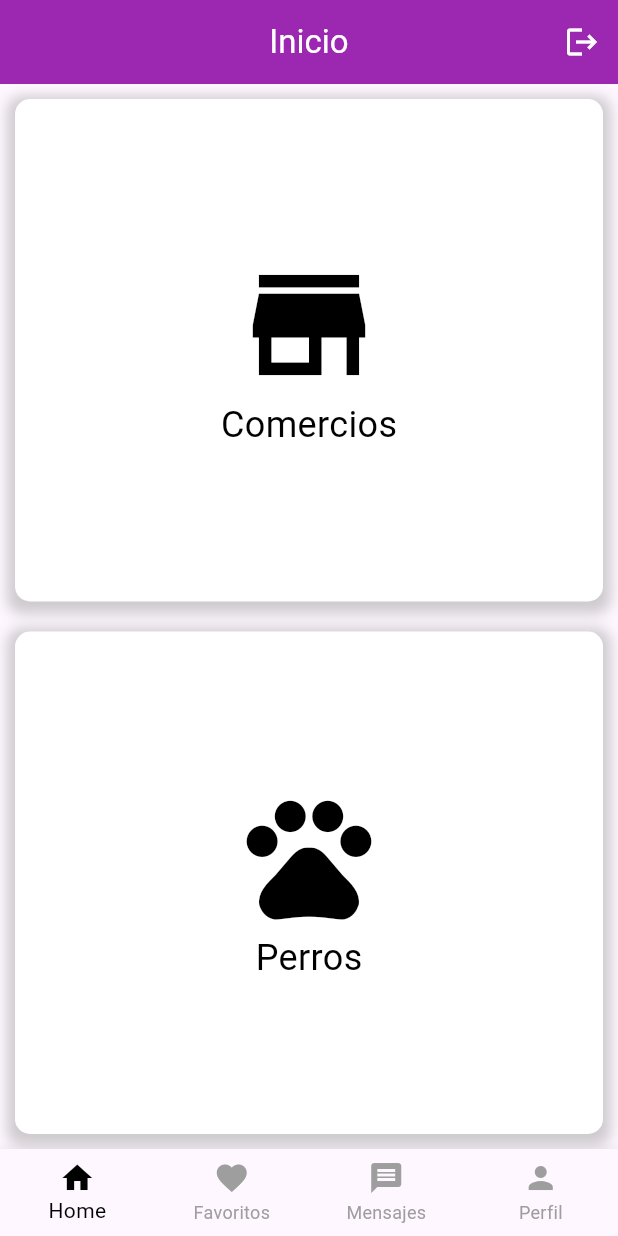
After one commit to GuilleTF/Dogland, a Flutter app: the HomeScreen screen opened directly, after a tap on "Comercios", after a tap on the "arrow back" icon, on a phone screen of 412 x 824 dp. The commit adds this screen. Run offline on Flutter 3.47's test engine with Material 3 defaults, Android fonts, the phone set to English and light mode, and no system bars; our stand-ins replace cloud_firestore, firebase_auth, firebase_core, firebase_storage, flutter_form_builder, flutter_image_compress and 5 more; accounts and stored records are empty; network calls fail.

Commit message:
modularizacion de home_screen

```diff
--- /dev/null
+++ b/lib/widgets/comercios_stack.dart
@@ -0,0 +1,44 @@
+// widgets/comercios_stack.dart
+
+import 'package:flutter/material.dart';
+import 'package:google_maps_flutter/google_maps_flutter.dart';
+import '../screens/comercios/comercios_screen.dart';
+import '../screens/comercios/comercio_screen.dart';
+
+class ComerciosStack extends StatelessWidget {
+  final int comerciosIndex;
+  final Map<String, dynamic>? selectedComercioData;
+  final ValueChanged<Map<String, dynamic>> onComercioSelected;
+  final VoidCallback onBackPressed;
+
+  ComerciosStack({
+    required this.comerciosIndex,
+    required this.selectedComercioData,
+    required this.onComercioSelected,
+    required this.onBackPressed,
+  });
+
+  @override
+  Widget build(BuildContext context) {
+    return IndexedStack(
+      index: comerciosIndex,
+      children: [
+        ComerciosScreen(onComercioSelected: onComercioSelected),
+        if (selectedComercioData != null)
+          ComercioScreen(
+            nombre: selectedComercioData!['username'] ?? 'Nombre no disponible',
+            descripcion: selectedComercioData!['description'] ?? 'Sin descripción',
+            imagenes: List<String>.from(selectedComercioData!['businessImages'] ?? []),
+            telefono: selectedComercioData!['phoneNumber'] ?? 'No disponible',
+            correo: selectedComercioData!['email'] ?? 'No disponible',
+            ubicacion: selectedComercioData!['location'] != null
+                ? LatLng(
+                    selectedComercioData!['location'].latitude,
+                    selectedComercioData!['location'].longitude,
+                  )
+                : LatLng(0, 0),
+          ),
+      ],
+    );
+  }
+}
--- /dev/null
+++ b/lib/widgets/home_app_bar.dart
@@ -0,0 +1,44 @@
+// widgets/home_app_bar.dart
+
+import 'package:flutter/material.dart';
+
+class HomeAppBar extends StatelessWidget implements PreferredSizeWidget {
+  final String title;
+  final VoidCallback? onBackPressed;
+  final VoidCallback onLogout;
+  final bool showBackButton;
+
+  HomeAppBar({
+    required this.title,
+    required this.onLogout,
+    this.onBackPressed,
+    this.showBackButton = false,
+  });
+
+  @override
+  Widget build(BuildContext context) {
+    return AppBar(
+      backgroundColor: Colors.purple,
+      title: Text(
+        title,
+        style: TextStyle(color: Colors.white),
+      ),
+      centerTitle: true,
+      leading: showBackButton
+          ? IconButton(
+              icon: Icon(Icons.arrow_back, color: Colors.white),
+              onPressed: onBackPressed,
+            )
+          : null,
+      actions: [
+        IconButton(
+          icon: Icon(Icons.logout, color: Colors.white),
+          onPressed: onLogout,
+        ),
+      ],
+    );
+  }
+
+  @override
+  Size get preferredSize => Size.fromHeight(kToolbarHeight);
+}
--- /dev/null
+++ b/lib/widgets/home_content.dart
@@ -0,0 +1,57 @@
+// widgets/home_content.dart
+
+import 'package:flutter/material.dart';
+
+class HomeContent extends StatelessWidget {
+  final VoidCallback onComerciosTapped;
+  final VoidCallback onPerrosTapped;
+
+  HomeContent({required this.onComerciosTapped, required this.onPerrosTapped});
+
+  @override
+  Widget build(BuildContext context) {
+    return Column(
+      children: [
+        Expanded(
+          child: GestureDetector(
+            onTap: onComerciosTapped,
+            child: _buildSectionTile(Icons.store, 'Comercios'),
+          ),
+        ),
+        Expanded(
+          child: GestureDetector(
+            onTap: onPerrosTapped,
+            child: _buildSectionTile(Icons.pets, 'Perros'),
+          ),
+        ),
+      ],
+    );
+  }
+
+  Widget _buildSectionTile(IconData icon, String title) {
+    return Container(
+      margin: EdgeInsets.all(10.0),
+      decoration: BoxDecoration(
+        color: Colors.white,
+        borderRadius: BorderRadius.circular(10.0),
+        boxShadow: [
+          BoxShadow(
+            color: Colors.grey.withOpacity(0.5),
+            spreadRadius: 5,
+            blurRadius: 7,
+            offset: Offset(0, 3),
+          ),
+        ],
+      ),
+      child: Center(
+        child: Column(
+          mainAxisAlignment: MainAxisAlignment.center,
+          children: [
+            Icon(icon, size: 100, color: Colors.black),
+            Text(title, style: TextStyle(fontSize: 24, color: Colors.black)),
+          ],
+        ),
+      ),
+    );
+  }
+}
--- a/pubspec.yaml
+++ b/pubspec.yaml
@@ -1,5 +1,5 @@
 name: dogland
-description: "A new Flutter project."
+description: "TFG app sobre comercios y criadores caninos."
 # The following line prevents the package from being accidentally published to
 # pub.dev using `flutter pub publish`. This is preferred for private packages.
 publish_to: 'none' # Remove this line if you wish to publish to pub.dev
```
Also changed, not shown: lib/screens/home_screen.dart (+37 -146 lines).
